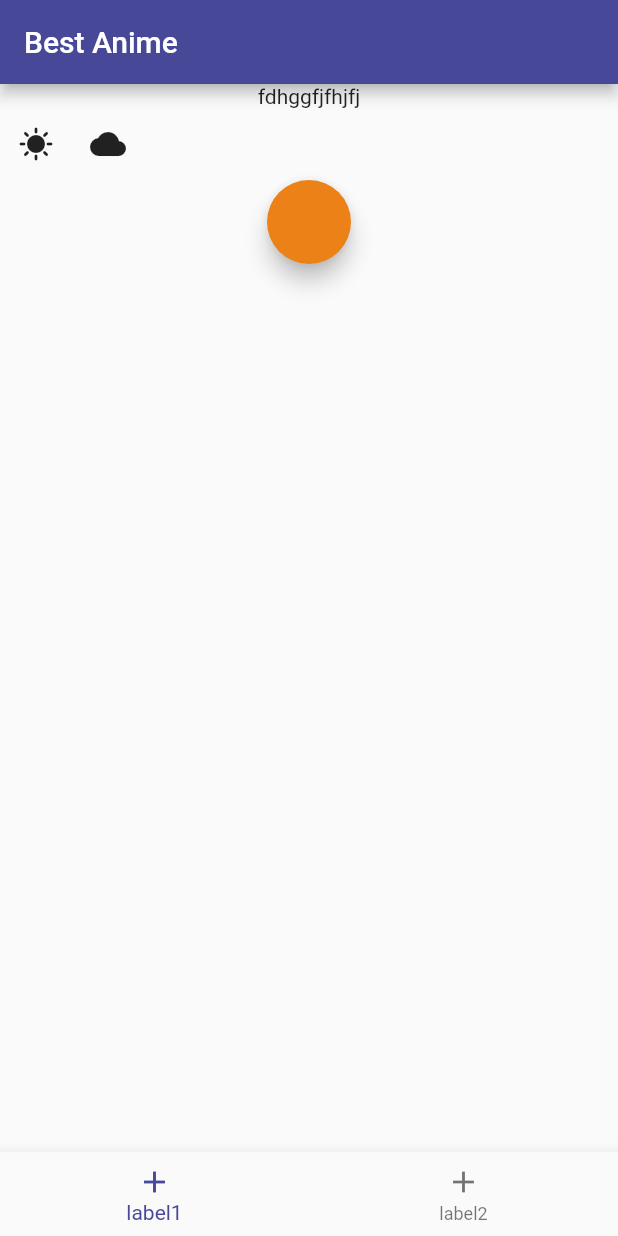
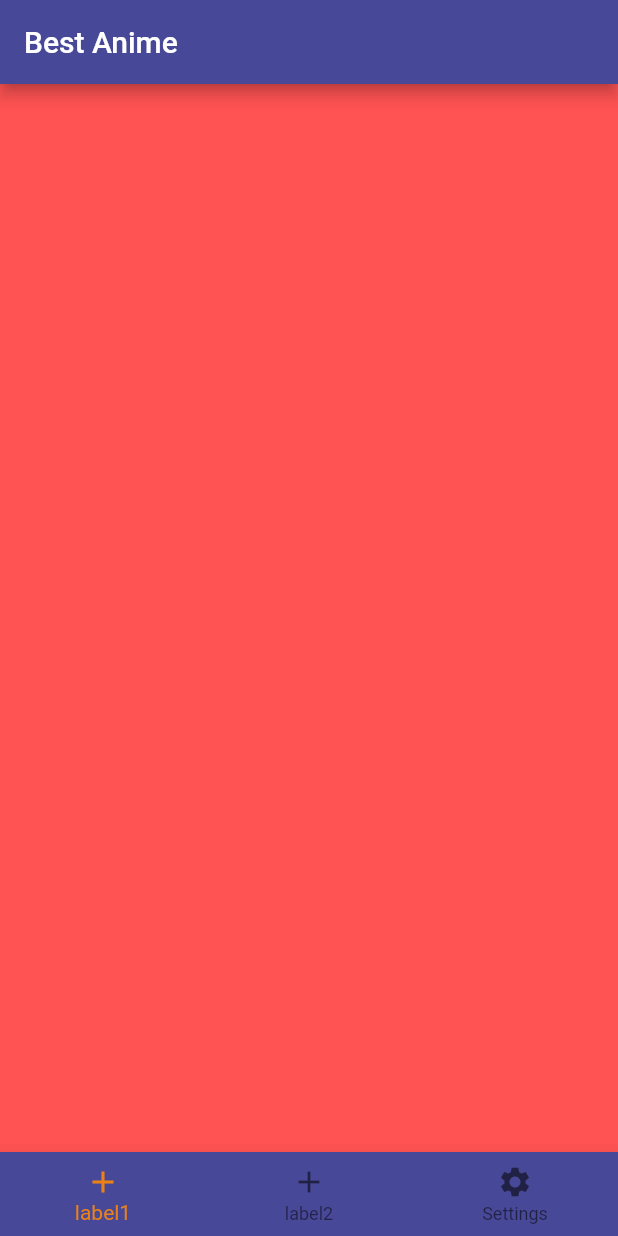
Before and after one commit to NataliyaKoval/anime_new, a Flutter app: the screen it shows after launch, on a phone screen of 412 x 824 dp. Run offline on Flutter 3.47's test engine with Material 2 defaults, Android fonts, the phone set to English and light mode, and no system bars.

Commit message:
add list of widgets for Home body and navigation from BottomNavigationBar

```diff
--- a/lib/main.dart
+++ b/lib/main.dart
@@ -18,7 +18,6 @@ class MyApp extends StatefulWidget {
 }
 
 class _MyAppState extends State<MyApp> {
-  // This widget is the root of your application.
   late ThemeMode _themeMode = ThemeMode.system;
 
   void changeTheme(ThemeMode themeMode) {
--- a/lib/screens/home.dart
+++ b/lib/screens/home.dart
@@ -2,8 +2,21 @@ import 'package:flutter/material.dart';
 import '../main.dart';
 import '../widgets/settings_drawer.dart';
 
-class Home extends StatelessWidget {
+class Home extends StatefulWidget {
   const Home({Key? key}) : super(key: key);
+
+  @override
+  State<Home> createState() => _HomeState();
+}
+
+class _HomeState extends State<Home> {
+  int _selectedIndex = 0;
+
+  static final List<Widget> _widgetOptions = <Widget>[
+    Container(color: Colors.redAccent,),
+    Container(color: Colors.blueAccent,),
+    Container(color: Colors.greenAccent,)
+  ];
 
   @override
   Widget build(BuildContext context) {
@@ -14,30 +27,13 @@ class Home extends StatelessWidget {
         ),
       ),
       //endDrawer: SettingsDrawer(),
-      body: Container(
-        child: Center(
-          child: Column(
-            children: [
-              Text('fdhggfjfhjfj'),
-              Row(
-                children: [
-                  IconButton(
-                    onPressed: () => MyApp.of(context).changeTheme(ThemeMode.light),
-                    icon: const Icon(Icons.sunny),
-                  ),
-                  IconButton(
-                    onPressed: () => MyApp.of(context).changeTheme(ThemeMode.dark),
-                    icon: const Icon(Icons.cloud),
-                  ),
-                ],
-              ),
-              FloatingActionButton(onPressed: () {})
-            ],
-          ),
-        ),
-      ),
+      body: _widgetOptions.elementAt(_selectedIndex),
       bottomNavigationBar: BottomNavigationBar(
-        items: [
+        onTap: _onItemTapped,
+        currentIndex: _selectedIndex,
+        backgroundColor: Theme.of(context).colorScheme.primary,
+        selectedItemColor: Theme.of(context).colorScheme.secondary,
+        items: const [
           BottomNavigationBarItem(
             icon: Icon(Icons.add),
             label: 'label1',
@@ -45,9 +41,19 @@ class Home extends StatelessWidget {
           BottomNavigationBarItem(
             icon: Icon(Icons.add),
             label: 'label2',
-          )
+          ),
+          BottomNavigationBarItem(
+            icon: Icon(Icons.settings),
+            label: 'Settings',
+          ),
         ],
       ),
     );
   }
+
+  _onItemTapped(int index) {
+    setState(() {
+      _selectedIndex = index;
+    });
+  }
 }
```
